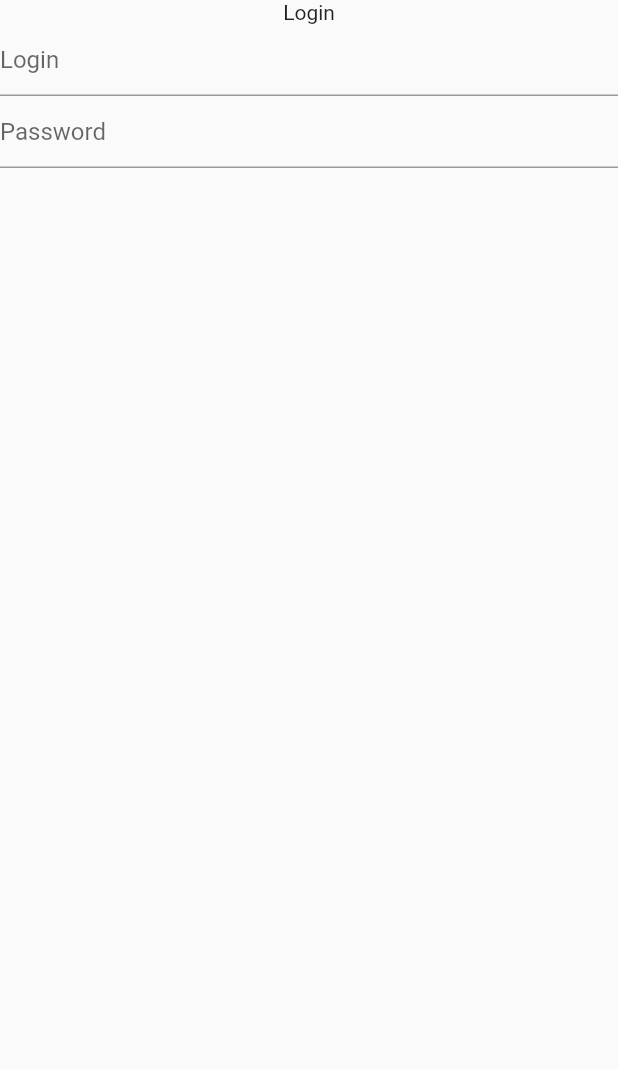
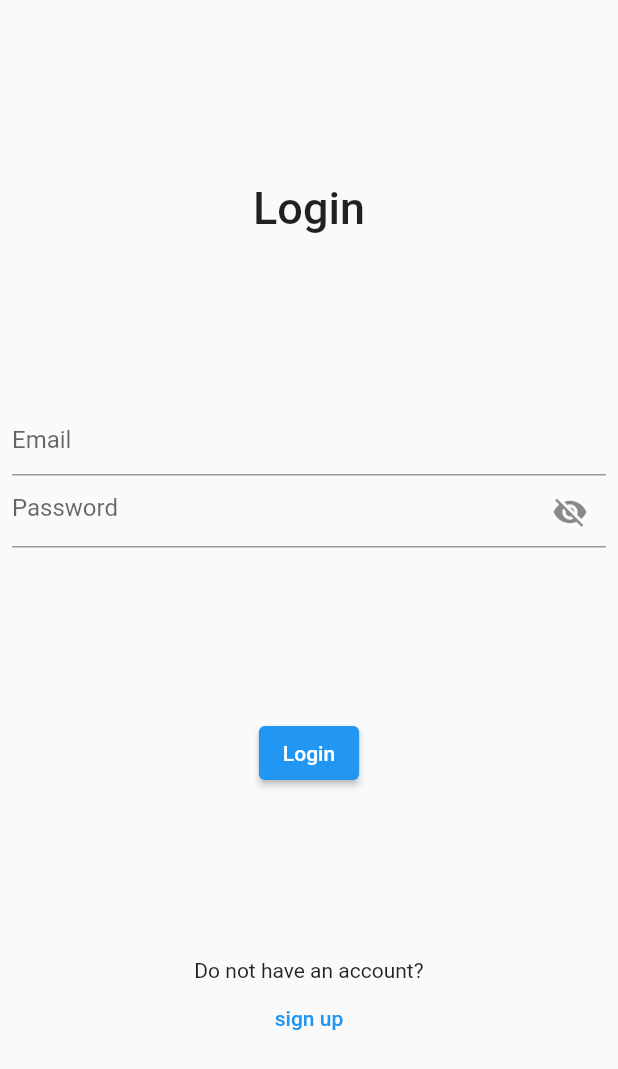
Before and after one commit to MR-Square/Flutter-old, a Flutter app: the screen it shows after launch, on a phone screen of 412 x 824 dp. Shown: the top 1069 px of the screen. Run offline on Flutter 3.47's test engine with Material 2 defaults, Android fonts, the phone set to English and light mode, and no system bars.

Commit message:
login page completed

```diff
--- a/flutter_day5.txt
+++ b/flutter_day5.txt
@@ -0,0 +1,4 @@
+
+
+obscureText: ,
+property of TextField()
--- a/notes_app/lib/views/pages/auth/login_page.dart
+++ b/notes_app/lib/views/pages/auth/login_page.dart
@@ -8,24 +8,65 @@ class LoginPage extends StatefulWidget {
 }
 
 class _LoginPageState extends State<LoginPage> {
+  TextEditingController emailController = TextEditingController();
+  TextEditingController passwordController = TextEditingController();
+  bool isObscureText = true;
+
   @override
   Widget build(BuildContext context) {
     return Scaffold(
-      body: Column(
-        children: const [
-          Text("Login"),
-          TextField(
+      body: Padding(
+        padding: const EdgeInsets.all(8.0),
+        child: Column(
+          mainAxisAlignment: MainAxisAlignment.spaceEvenly,
+          children: [
+            const Text(
+              "Login",
+              style: TextStyle(
+                fontSize: 30.0,
+                fontWeight: FontWeight.w500,
+              ),
+            ),
+            Column(
+              children: [
+                const TextField(
                   decoration: InputDecoration(
-              hintText: "Login",
+                    hintText: "Email",
                   ),
                 ),
                 TextField(
+                  obscureText: isObscureText,
                   decoration: InputDecoration(
                     hintText: "Password",
+                    suffixIcon: IconButton(
+                      onPressed: () {
+                        isObscureText = !isObscureText;
+                        setState(() {});
+                      },
+                      icon: Icon(isObscureText
+                          ? Icons.visibility_off
+                          : Icons.visibility),
+                    ),
                   ),
                 ),
               ],
             ),
+            ElevatedButton(
+              onPressed: () {},
+              child: const Text("Login"),
+            ),
+            Column(
+              children: [
+                const Text("Do not have an account?"),
+                TextButton(
+                  onPressed: () {},
+                  child: const Text("sign up"),
+                ),
+              ],
+            )
+          ],
+        ),
+      ),
     );
   }
 }
```
Lines whose indentation alone changed are shown as unchanged.
